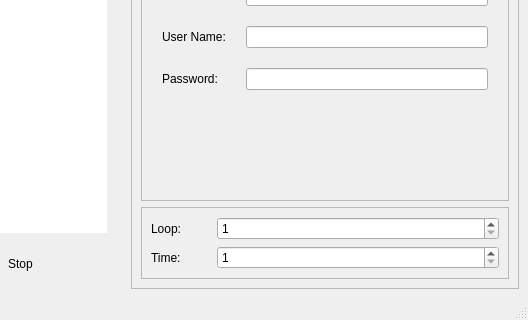
This is wpoium/ui/autotest_wig.ui in elihe999/LAN-autotest-webium as Qt 5 draws it before an edit; both pictures show x 272 to 800 and y 349 to 669 of the 800 by 669 pixel window. The edited form follows.
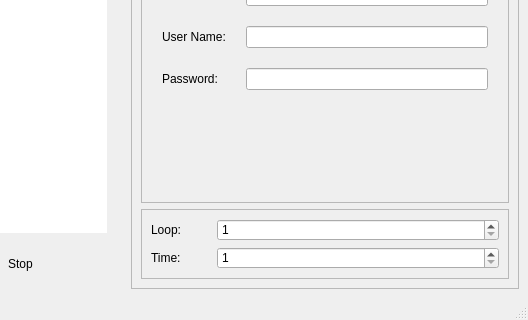
This is the edited form.

```diff
--- a/wpoium/ui/autotest_wig.ui
+++ b/wpoium/ui/autotest_wig.ui
@@ -196,7 +196,7 @@
        <item>
         <widget class="QStackedWidget" name="controlOptionStackedWidget">
          <property name="styleSheet">
-          <string notr="true">broder-bottom:none;</string>
+          <string notr="true">QStackedWidget:{border-bottom:none;}</string>
          </property>
          <property name="frameShape">
           <enum>QFrame::StyledPanel</enum>
@@ -280,7 +280,7 @@
           </size>
          </property>
          <property name="styleSheet">
-          <string notr="true">broder-top:none;</string>
+          <string notr="true">QFrame:{border-top:none;}</string>
          </property>
          <property name="frameShape">
           <enum>QFrame::StyledPanel</enum>
```
